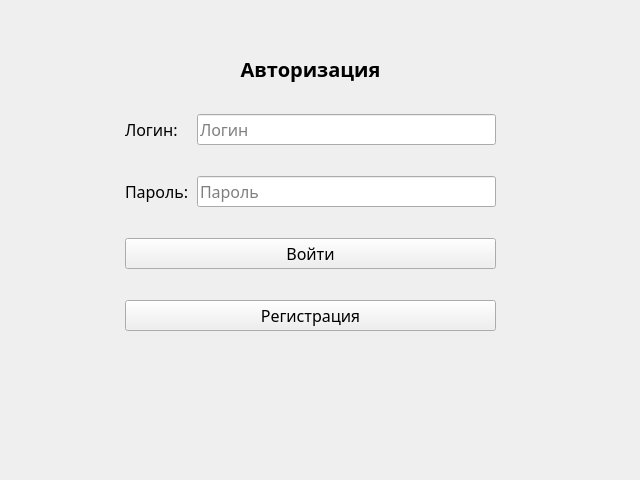
This is Frontend/authwidget.ui in Svyatofslav/project-TiMP as Qt 5 draws it before an edit. The edited form follows.
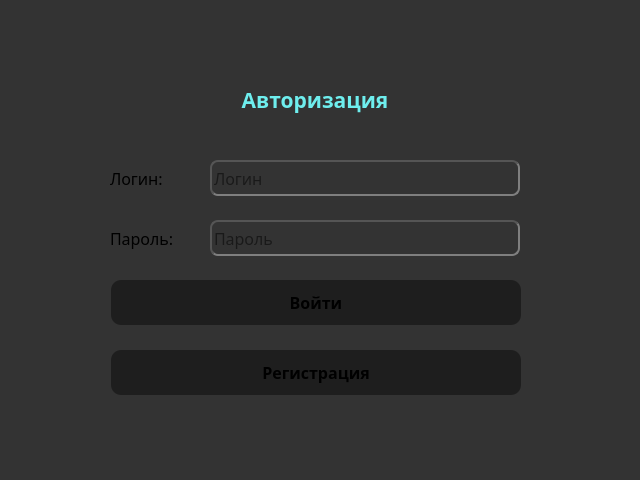
This is the edited form.

```diff
--- a/Frontend/authwidget.ui
+++ b/Frontend/authwidget.ui
@@ -28,57 +28,129 @@
   <property name="whatsThis">
    <string/>
   </property>
-  <widget class="QWidget" name="formLayoutWidget">
+  <property name="styleSheet">
+   <string notr="true">background-color: rgb(51, 51, 51)</string>
+  </property>
+  <widget class="QPushButton" name="btnLogin">
    <property name="geometry">
     <rect>
-     <x>110</x>
-     <y>40</y>
-     <width>401</width>
-     <height>399</height>
+     <x>111</x>
+     <y>280</y>
+     <width>410</width>
+     <height>45</height>
     </rect>
    </property>
-   <layout class="QFormLayout" name="formLayout">
-    <property name="horizontalSpacing">
-     <number>8</number>
-    </property>
-    <property name="verticalSpacing">
-     <number>31</number>
-    </property>
-    <property name="leftMargin">
-     <number>15</number>
-    </property>
-    <property name="topMargin">
-     <number>15</number>
-    </property>
-    <property name="rightMargin">
-     <number>15</number>
-    </property>
-    <property name="bottomMargin">
-     <number>15</number>
-    </property>
-    <item row="1" column="0">
+   <property name="font">
+    <font>
+     <family>Sitka</family>
+     <pointsize>12</pointsize>
+     <bold>true</bold>
+     <stylestrategy>PreferDefault</stylestrategy>
+     <kerning>true</kerning>
+    </font>
+   </property>
+   <property name="styleSheet">
+    <string notr="true">border-radius: 10px;
+background-color: rgb(30, 30, 30);</string>
+   </property>
+   <property name="text">
+    <string>Войти</string>
+   </property>
+  </widget>
+  <widget class="QPushButton" name="btnToRegister">
+   <property name="geometry">
+    <rect>
+     <x>111</x>
+     <y>350</y>
+     <width>410</width>
+     <height>45</height>
+    </rect>
+   </property>
+   <property name="font">
+    <font>
+     <family>Sitka</family>
+     <pointsize>12</pointsize>
+     <bold>true</bold>
+     <stylestrategy>PreferDefault</stylestrategy>
+     <kerning>true</kerning>
+    </font>
+   </property>
+   <property name="styleSheet">
+    <string notr="true">border-radius: 10px;
+background-color: rgb(30, 30, 30);</string>
+   </property>
+   <property name="text">
+    <string>Регистрация</string>
+   </property>
+  </widget>
      <widget class="QLabel" name="labeLogin">
+   <property name="geometry">
+    <rect>
+     <x>110</x>
+     <y>160</y>
+     <width>90</width>
+     <height>36</height>
+    </rect>
+   </property>
+   <property name="font">
+    <font>
+     <family>Sitka</family>
+     <pointsize>12</pointsize>
+     <bold>false</bold>
+     <stylestrategy>PreferDefault</stylestrategy>
+     <kerning>true</kerning>
+    </font>
+   </property>
       <property name="text">
        <string>Логин:</string>
       </property>
      </widget>
-    </item>
-    <item row="1" column="1">
-     <widget class="QLineEdit" name="lineLogin">
-      <property name="placeholderText">
-       <string notr="true">Логин</string>
-      </property>
-     </widget>
-    </item>
-    <item row="2" column="0">
      <widget class="QLabel" name="labelPassword">
+   <property name="geometry">
+    <rect>
+     <x>110</x>
+     <y>220</y>
+     <width>90</width>
+     <height>36</height>
+    </rect>
+   </property>
+   <property name="font">
+    <font>
+     <family>Sitka</family>
+     <pointsize>12</pointsize>
+     <bold>false</bold>
+     <stylestrategy>PreferDefault</stylestrategy>
+     <kerning>true</kerning>
+    </font>
+   </property>
       <property name="text">
        <string>Пароль:</string>
       </property>
      </widget>
-    </item>
-    <item row="2" column="1">
      <widget class="QLineEdit" name="linePassword">
+   <property name="geometry">
+    <rect>
+     <x>210</x>
+     <y>220</y>
+     <width>310</width>
+     <height>36</height>
+    </rect>
+   </property>
+   <property name="font">
+    <font>
+     <family>Sitka</family>
+     <pointsize>12</pointsize>
+     <bold>false</bold>
+     <stylestrategy>PreferDefault</stylestrategy>
+     <kerning>true</kerning>
+    </font>
+   </property>
+   <property name="styleSheet">
+    <string notr="true">/*Ввод*/;
+border: 2px inset  rgb(85, 85, 85);
+border-radius: 8px;
+</string>
+   </property>
       <property name="echoMode">
        <enum>QLineEdit::EchoMode::Password</enum>
       </property>
@@ -86,26 +158,18 @@
        <string>Пароль</string>
       </property>
      </widget>
-    </item>
-    <item row="3" column="0" colspan="2">
-     <widget class="QPushButton" name="btnLogin">
-      <property name="text">
-       <string>Войти</string>
-      </property>
-     </widget>
-    </item>
-    <item row="4" column="0" colspan="2">
-     <widget class="QPushButton" name="btnToRegister">
-      <property name="text">
-       <string>Регистрация</string>
-      </property>
-     </widget>
-    </item>
-    <item row="0" column="0" colspan="2">
      <widget class="QLabel" name="labelTitle">
       <property name="enabled">
        <bool>true</bool>
       </property>
+   <property name="geometry">
+    <rect>
+     <x>110</x>
+     <y>70</y>
+     <width>410</width>
+     <height>60</height>
+    </rect>
+   </property>
       <property name="baseSize">
        <size>
         <width>0</width>
@@ -115,7 +179,7 @@
       <property name="font">
        <font>
         <family>Sitka</family>
-        <pointsize>15</pointsize>
+     <pointsize>16</pointsize>
         <italic>false</italic>
         <bold>true</bold>
         <stylestrategy>PreferDefault</stylestrategy>
@@ -129,6 +193,9 @@
       <property name="autoFillBackground">
        <bool>false</bool>
       </property>
+   <property name="styleSheet">
+    <string notr="true">color: #6eeeee;</string>
+   </property>
       <property name="frameShape">
        <enum>QFrame::Shape::NoFrame</enum>
       </property>
@@ -154,8 +221,33 @@
        <number>15</number>
       </property>
      </widget>
-    </item>
-   </layout>
+  <widget class="QLineEdit" name="lineLogin">
+   <property name="geometry">
+    <rect>
+     <x>210</x>
+     <y>160</y>
+     <width>310</width>
+     <height>36</height>
+    </rect>
+   </property>
+   <property name="font">
+    <font>
+     <family>Sitka</family>
+     <pointsize>12</pointsize>
+     <bold>false</bold>
+     <stylestrategy>PreferDefault</stylestrategy>
+     <kerning>true</kerning>
+    </font>
+   </property>
+   <property name="styleSheet">
+    <string notr="true">/*Ввод*/;
+border: 2px inset  rgb(85, 85, 85);
+border-radius: 8px;
+</string>
+   </property>
+   <property name="placeholderText">
+    <string notr="true">Логин</string>
+   </property>
   </widget>
  </widget>
  <resources/>
```
Lines whose indentation alone changed are shown as unchanged.
